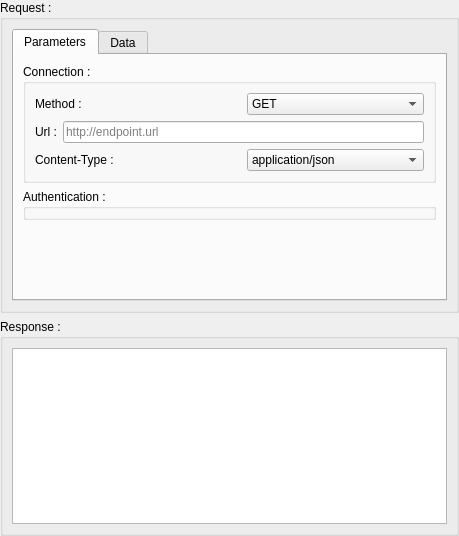
Before: the Qt Designer form BleachUI/BleachUI/ui/EndpointNodeUi.ui in fatehmtd/RequestFlow, drawn with Qt 5.
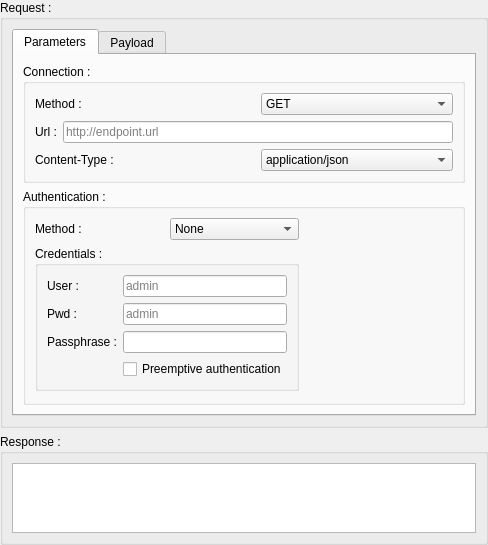
After: the same form once the commit is applied.

Patch:
```diff
--- a/BleachUI/BleachUI/ui/EndpointNodeUi.ui
+++ b/BleachUI/BleachUI/ui/EndpointNodeUi.ui
@@ -6,8 +6,8 @@
    <rect>
     <x>0</x>
     <y>0</y>
-    <width>459</width>
-    <height>536</height>
+    <width>488</width>
+    <height>492</height>
    </rect>
   </property>
   <property name="windowTitle">
@@ -41,7 +41,7 @@
          <attribute name="title">
           <string>Parameters</string>
          </attribute>
-         <layout class="QGridLayout" name="gridLayout_3">
+         <layout class="QGridLayout" name="gridLayout_10">
           <item row="0" column="0">
            <widget class="QGroupBox" name="groupBox">
             <property name="sizePolicy">
@@ -150,26 +150,136 @@
             <property name="title">
              <string>Authentication :</string>
             </property>
+            <layout class="QGridLayout" name="gridLayout_9">
+             <item row="0" column="0">
+              <widget class="QLabel" name="label_4">
+               <property name="text">
+                <string>Method :</string>
+               </property>
+              </widget>
+             </item>
+             <item row="0" column="1">
+              <widget class="QComboBox" name="comboBox_authType">
+               <item>
+                <property name="text">
+                 <string>None</string>
+                </property>
+               </item>
+               <item>
+                <property name="text">
+                 <string>Basic</string>
+                </property>
+               </item>
+              </widget>
+             </item>
+             <item row="0" column="2" rowspan="2">
+              <spacer name="horizontalSpacer">
+               <property name="orientation">
+                <enum>Qt::Horizontal</enum>
+               </property>
+               <property name="sizeHint" stdset="0">
+                <size>
+                 <width>178</width>
+                 <height>20</height>
+                </size>
+               </property>
+              </spacer>
+             </item>
+             <item row="1" column="0" rowspan="2" colspan="2">
+              <widget class="QGroupBox" name="groupBox_5">
+               <property name="title">
+                <string>Credentials :</string>
+               </property>
+               <layout class="QGridLayout" name="gridLayout_3">
+                <item row="0" column="0">
+                 <widget class="QLabel" name="label_5">
+                  <property name="text">
+                   <string>User :</string>
+                  </property>
+                 </widget>
+                </item>
+                <item row="0" column="1">
+                 <widget class="QLineEdit" name="lineEdit">
+                  <property name="placeholderText">
+                   <string>admin</string>
+                  </property>
+                 </widget>
+                </item>
+                <item row="1" column="0">
+                 <widget class="QLabel" name="label_6">
+                  <property name="text">
+                   <string>Pwd : </string>
+                  </property>
+                 </widget>
+                </item>
+                <item row="1" column="1">
+                 <widget class="QLineEdit" name="lineEdit_2">
+                  <property name="echoMode">
+                   <enum>QLineEdit::PasswordEchoOnEdit</enum>
+                  </property>
+                  <property name="placeholderText">
+                   <string>admin</string>
+                  </property>
+                 </widget>
+                </item>
+                <item row="2" column="0">
+                 <widget class="QLabel" name="label_7">
+                  <property name="text">
+                   <string>Passphrase :</string>
+                  </property>
+                 </widget>
+                </item>
+                <item row="2" column="1">
+                 <widget class="QLineEdit" name="lineEdit_3">
+                  <property name="readOnly">
+                   <bool>true</bool>
+                  </property>
+                 </widget>
+                </item>
+                <item row="3" column="1">
+                 <widget class="QCheckBox" name="checkBox">
+                  <property name="text">
+                   <string>Preemptive authentication</string>
+                  </property>
+                 </widget>
+                </item>
+               </layout>
+              </widget>
+             </item>
+             <item row="2" column="2">
+              <spacer name="horizontalSpacer_2">
+               <property name="orientation">
+                <enum>Qt::Horizontal</enum>
+               </property>
+               <property name="sizeHint" stdset="0">
+                <size>
+                 <width>178</width>
+                 <height>20</height>
+                </size>
+               </property>
+              </spacer>
+             </item>
+             <item row="3" column="1">
+              <spacer name="verticalSpacer_2">
+               <property name="orientation">
+                <enum>Qt::Vertical</enum>
+               </property>
+               <property name="sizeHint" stdset="0">
+                <size>
+                 <width>20</width>
+                 <height>40</height>
+                </size>
+               </property>
+              </spacer>
+             </item>
+            </layout>
            </widget>
           </item>
-          <item row="2" column="0">
-           <spacer name="verticalSpacer">
-            <property name="orientation">
-             <enum>Qt::Vertical</enum>
-            </property>
-            <property name="sizeHint" stdset="0">
-             <size>
-              <width>20</width>
-              <height>40</height>
-             </size>
-            </property>
-           </spacer>
-          </item>
          </layout>
         </widget>
         <widget class="QWidget" name="tab_2">
          <attribute name="title">
-          <string>Data</string>
+          <string>Payload</string>
          </attribute>
          <layout class="QGridLayout" name="gridLayout_2">
           <item row="0" column="0">
```
Left out of the diff: 18 changed lines with no effect on the pictures.
